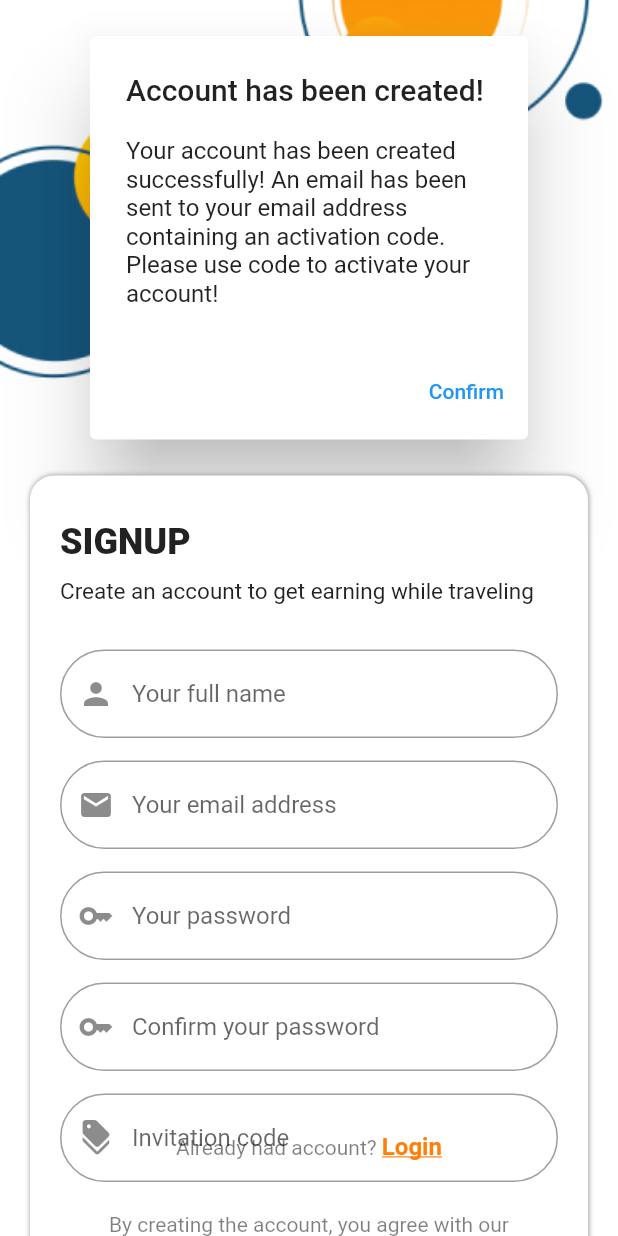
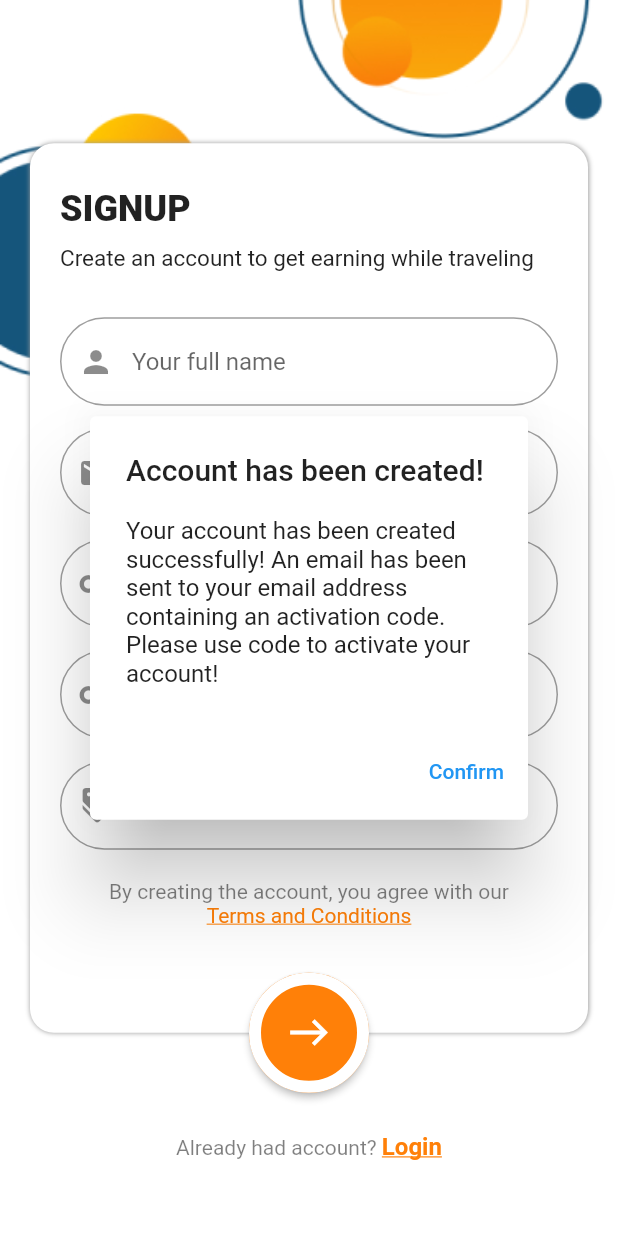
Before and after one commit to takayatomose/travel-token-mobile, a Flutter app: the SignUpScreen widget shown alone on an empty page, opened directly, on a phone screen of 412 x 824 dp. Run offline on Flutter 3.47's test engine with Material 2 defaults, Android fonts, the phone set to English and light mode, and no system bars; our stand-ins replace flutter_bloc, flutter_dotenv.

Commit message:
user register

```diff
--- a/lib/screens/signup_screen.dart
+++ b/lib/screens/signup_screen.dart
@@ -32,27 +32,16 @@ class _SignUpScreen extends State<SignUpScreen> {
         create: (context) => SignUpBloc(
             authRepo: context.read<AuthRepository>(),
             authCubit: context.read<AuthCubit>()),
-        child: Stack(
-          children: [
-            BlocListener<SignUpBloc, SignUpState>(
+        child: BlocListener<SignUpBloc, SignUpState>(
           listener: (context, state) {},
           child: BlocBuilder<SignUpBloc, SignUpState>(
-                builder: (context, state) => Form(
+            builder: (context, state) => Stack(
+              children: [
+                Form(
                   key: _signupFormKey,
                   child: Column(
                     mainAxisAlignment: MainAxisAlignment.center,
                     children: [
-                      AlertDialog(
-                        title: const Text('Account has been created!'),
-                        content: const Text(
-                            'Your account has been created successfully! An email has been sent to your email address containing an activation code. Please use code to activate your account!'),
-                        actions: [
-                          TextButton(
-                              onPressed: () =>
-                                  {context.read<AuthCubit>().showActivation()},
-                              child: const Text('Confirm'))
-                        ],
-                      ),
                       Stack(
                         children: [
                           CardShadow(
@@ -172,8 +161,6 @@ class _SignUpScreen extends State<SignUpScreen> {
                     ],
                   ),
                 ),
-              ),
-            ),
                 Positioned(
                   bottom: 50,
                   right: 0,
@@ -202,8 +189,21 @@ class _SignUpScreen extends State<SignUpScreen> {
                       ),
                     ),
                   ),
-            )
+                ),
+                AlertDialog(
+                  title: const Text('Account has been created!'),
+                  content: const Text(
+                      'Your account has been created successfully! An email has been sent to your email address containing an activation code. Please use code to activate your account!'),
+                  actions: [
+                    TextButton(
+                        onPressed: () =>
+                            {context.read<AuthCubit>().showActivation()},
+                        child: const Text('Confirm'))
                   ],
+                ),
+              ],
+            ),
+          ),
         ),
       ),
     );
```
Lines whose indentation alone changed are shown as unchanged.
